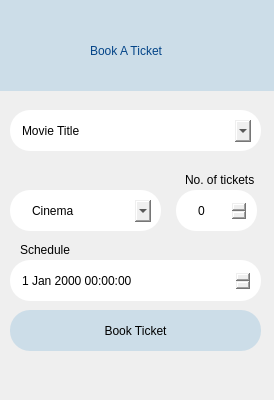
This is Ui_Files/book-a-ticket.ui in edejeed/Movie-Ticketing as Qt 5 draws it before an edit. The edited form follows.
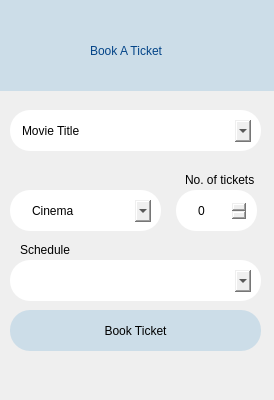
This is the edited form. Icons and pictures are not drawn.

Commit message: add bookticket.py, add messagebox class, update db functions

The edit to the form file:
```diff
--- a/Ui_Files/book-a-ticket.ui
+++ b/Ui_Files/book-a-ticket.ui
@@ -255,21 +255,6 @@
      <string>No. of tickets</string>
     </property>
    </widget>
-   <widget class="QDateTimeEdit" name="schedule">
-    <property name="geometry">
-     <rect>
-      <x>20</x>
-      <y>270</y>
-      <width>231</width>
-      <height>22</height>
-     </rect>
-    </property>
-    <property name="styleSheet">
-     <string notr="true">#schedule{
-border: 1px white;
-}</string>
-    </property>
-   </widget>
    <widget class="QWidget" name="rect4" native="true">
     <property name="geometry">
      <rect>
@@ -286,6 +271,27 @@
 border-radius: 20px;
 }</string>
     </property>
+    <widget class="QComboBox" name="schedule">
+     <property name="geometry">
+      <rect>
+       <x>10</x>
+       <y>10</y>
+       <width>231</width>
+       <height>22</height>
+      </rect>
+     </property>
+     <property name="styleSheet">
+      <string notr="true">#schedule{
+border: 1px white;
+}</string>
+     </property>
+     <property name="editable">
+      <bool>true</bool>
+     </property>
+     <property name="currentText">
+      <string/>
+     </property>
+    </widget>
    </widget>
    <widget class="QLabel" name="label_2">
     <property name="geometry">
```
Left out of the diff: 1 changed line with no effect on the pictures. The commit also changes 3 other files.
